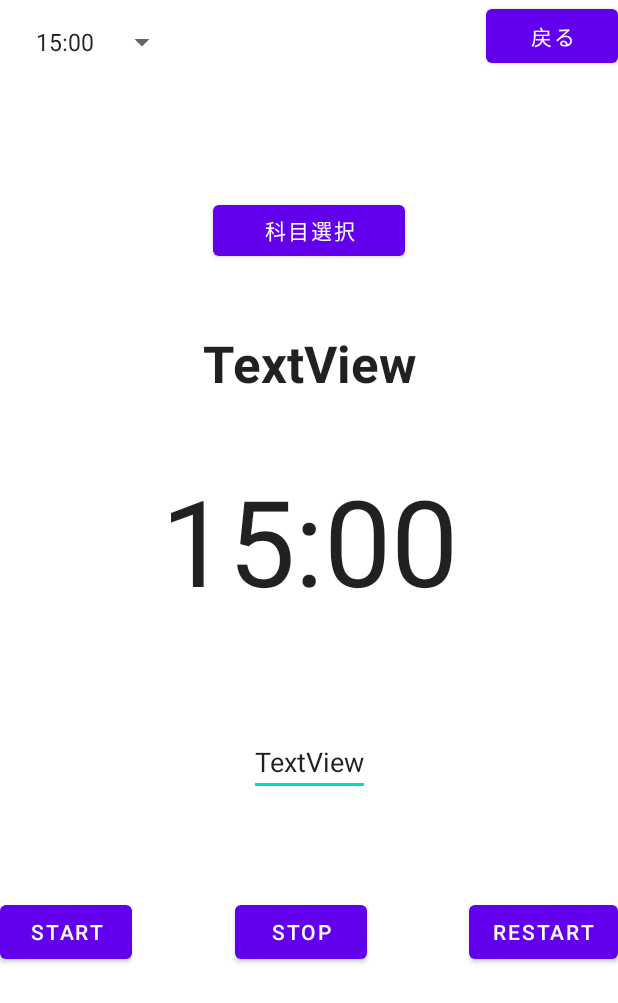
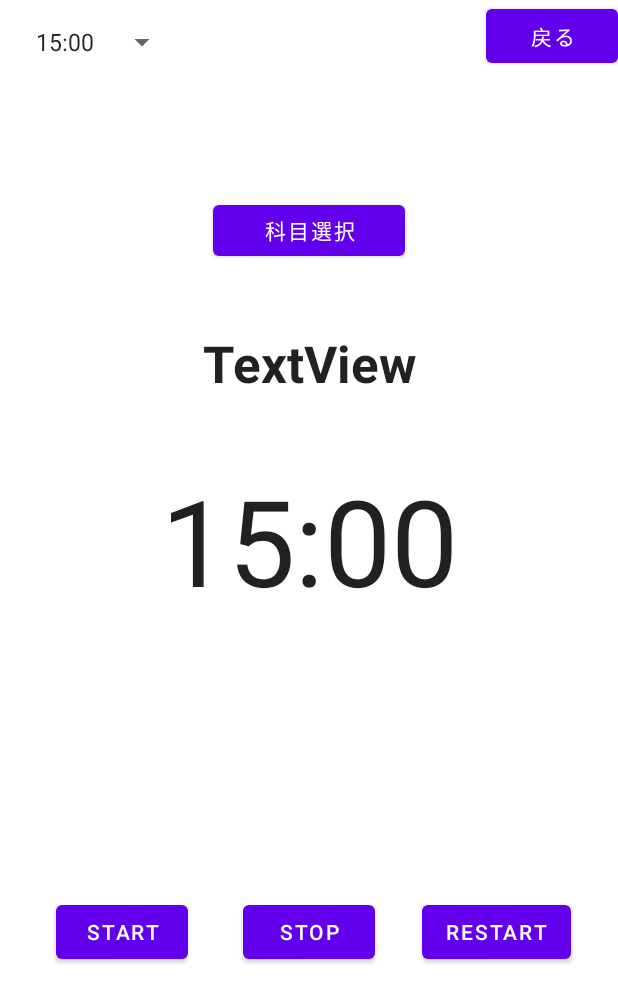
Before and after one commit to spr2140080/StudyTest2, an Android app: the TimeActivity screen opened directly, with no data from a screen before it, on a phone screen of 412 x 824 dp. Shown: the top 1003 px of the screen. Run offline under Robolectric (Android 15) with nearby library versions, the phone set to English and light mode, and no system bars.

Commit message:
Revert "更新3"
This reverts commit a257a20f

```diff
--- a/app/src/main/java/com/example/studytest2/SubjectActivity.kt
+++ b/app/src/main/java/com/example/studytest2/SubjectActivity.kt
@@ -20,5 +20,10 @@ class SubjectActivity : AppCompatActivity() {
             val intent = Intent(this, TimeActivity::class.java)
             startActivity(intent)
         }
+        binding.addButton.setOnClickListener {
+            val intent = Intent(this,TimeActivity::class.java)
+            intent.putExtra("SUBJECT", binding.SjText.text.toString())
+            startActivity(intent)
+        }
     }
 }
--- a/app/src/main/res/layout/activity_time.xml
+++ b/app/src/main/res/layout/activity_time.xml
@@ -16,11 +16,11 @@
         app:layout_constraintStart_toStartOf="parent"
         app:layout_constraintTop_toTopOf="parent" />
 
-
     <TextView
         android:id="@+id/timerText"
         android:layout_width="227dp"
         android:layout_height="112dp"
+        android:text="15:00"
         android:textAlignment="center"
         android:textAppearance="@style/TextAppearance.AppCompat.Large"
         android:textSize="80sp"
@@ -42,12 +42,23 @@
         app:layout_constraintVertical_bias="0.39" />
 
     <Button
+        android:id="@+id/stopButton"
+        android:layout_width="wrap_content"
+        android:layout_height="wrap_content"
+        android:text="stop"
+        app:layout_constraintBottom_toBottomOf="parent"
+        app:layout_constraintEnd_toEndOf="parent"
+        app:layout_constraintStart_toStartOf="parent"
+        app:layout_constraintTop_toBottomOf="@+id/timerText" />
+
+    <Button
         android:id="@+id/RestartButton"
         android:layout_width="wrap_content"
         android:layout_height="wrap_content"
         android:text="restart"
         app:layout_constraintBottom_toBottomOf="parent"
         app:layout_constraintEnd_toEndOf="parent"
+        app:layout_constraintStart_toEndOf="@+id/stopButton"
         app:layout_constraintTop_toBottomOf="@+id/timerText" />
 
     <Spinner
@@ -66,21 +77,12 @@
         android:layout_height="wrap_content"
         android:text="start"
         app:layout_constraintBottom_toBottomOf="parent"
+        app:layout_constraintEnd_toStartOf="@+id/stopButton"
         app:layout_constraintStart_toStartOf="parent"
         app:layout_constraintTop_toBottomOf="@+id/timerText" />
 
-    <Button
-        android:id="@+id/stopButton"
-        android:layout_width="wrap_content"
-        android:layout_height="wrap_content"
-        android:text="stop"
-        app:layout_constraintBottom_toBottomOf="parent"
-        app:layout_constraintEnd_toStartOf="@+id/RestartButton"
-        app:layout_constraintStart_toEndOf="@+id/startButton"
-        app:layout_constraintTop_toBottomOf="@+id/timerText" />
-
     <TextView
-        android:id="@+id/subject_text"
+        android:id="@+id/Subject_Text"
         android:layout_width="wrap_content"
         android:layout_height="wrap_content"
         android:text="TextView"
@@ -93,14 +95,4 @@
         app:layout_constraintStart_toStartOf="parent"
         app:layout_constraintTop_toBottomOf="@+id/subjectButton" />
 
-    <EditText
-        android:id="@+id/restart_text"
-        android:layout_width="wrap_content"
-        android:layout_height="wrap_content"
-        android:text="TextView"
-        app:layout_constraintBottom_toTopOf="@+id/stopButton"
-        app:layout_constraintEnd_toEndOf="parent"
-        app:layout_constraintStart_toStartOf="parent"
-        app:layout_constraintTop_toBottomOf="@+id/timerText" />
-
 </androidx.constraintlayout.widget.ConstraintLayout>
```
Also changed, not shown: app/src/main/res/values/strings.xml (+0 -11 lines).
